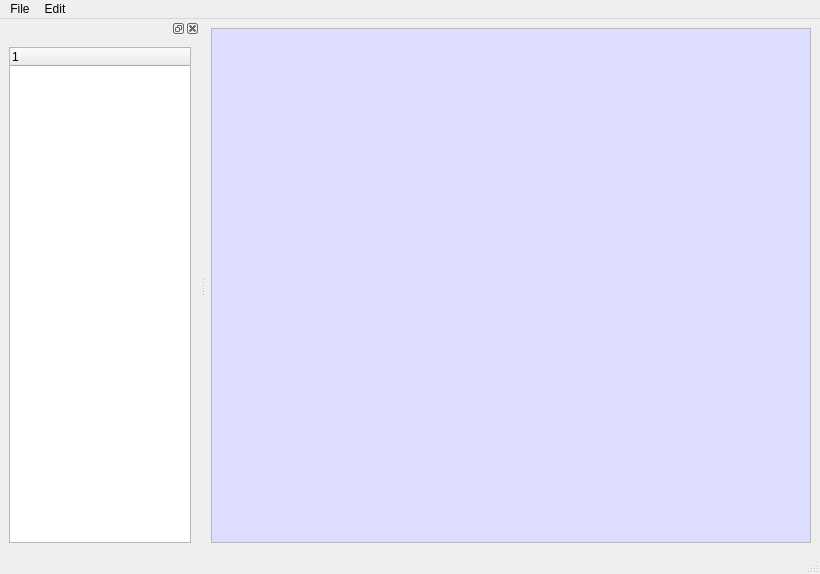
First picture: the form in BerEditor/content_main.ui, repository jykim74/BerEditor, before the edit.
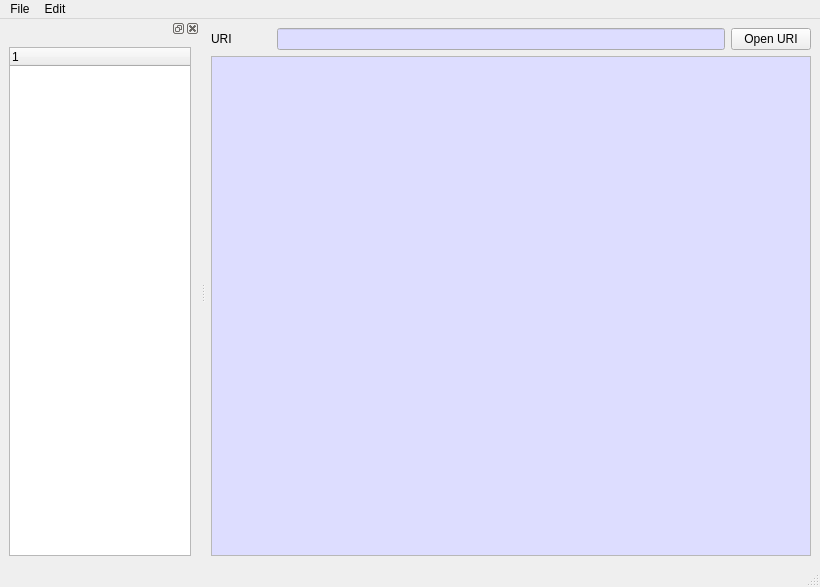
Second picture: the form after the edit.

```diff
--- a/BerEditor/content_main.ui
+++ b/BerEditor/content_main.ui
@@ -21,6 +21,67 @@
     <property name="topMargin">
      <number>9</number>
     </property>
+    <item>
+     <layout class="QGridLayout" name="gridLayout">
+      <property name="topMargin">
+       <number>0</number>
+      </property>
+      <item row="0" column="1">
+       <widget class="QLineEdit" name="mURIText">
+        <property name="palette">
+         <palette>
+          <active>
+           <colorrole role="Base">
+            <brush brushstyle="SolidPattern">
+             <color alpha="255">
+              <red>221</red>
+              <green>221</green>
+              <blue>255</blue>
+             </color>
+            </brush>
+           </colorrole>
+          </active>
+          <inactive>
+           <colorrole role="Base">
+            <brush brushstyle="SolidPattern">
+             <color alpha="255">
+              <red>221</red>
+              <green>221</green>
+              <blue>255</blue>
+             </color>
+            </brush>
+           </colorrole>
+          </inactive>
+          <disabled/>
+         </palette>
+        </property>
+        <property name="readOnly">
+         <bool>true</bool>
+        </property>
+       </widget>
+      </item>
+      <item row="0" column="0">
+       <widget class="QLabel" name="label">
+        <property name="minimumSize">
+         <size>
+          <width>60</width>
+          <height>0</height>
+         </size>
+        </property>
+        <property name="text">
+         <string>URI</string>
+        </property>
+       </widget>
+      </item>
+      <item row="0" column="2">
+       <widget class="QPushButton" name="mOpenURIBtn">
+        <property name="text">
+         <string>Open URI</string>
+        </property>
+       </widget>
+      </item>
+     </layout>
+    </item>
     <item>
      <layout class="QGridLayout" name="gridLayout_2">
       <property name="topMargin">
```
